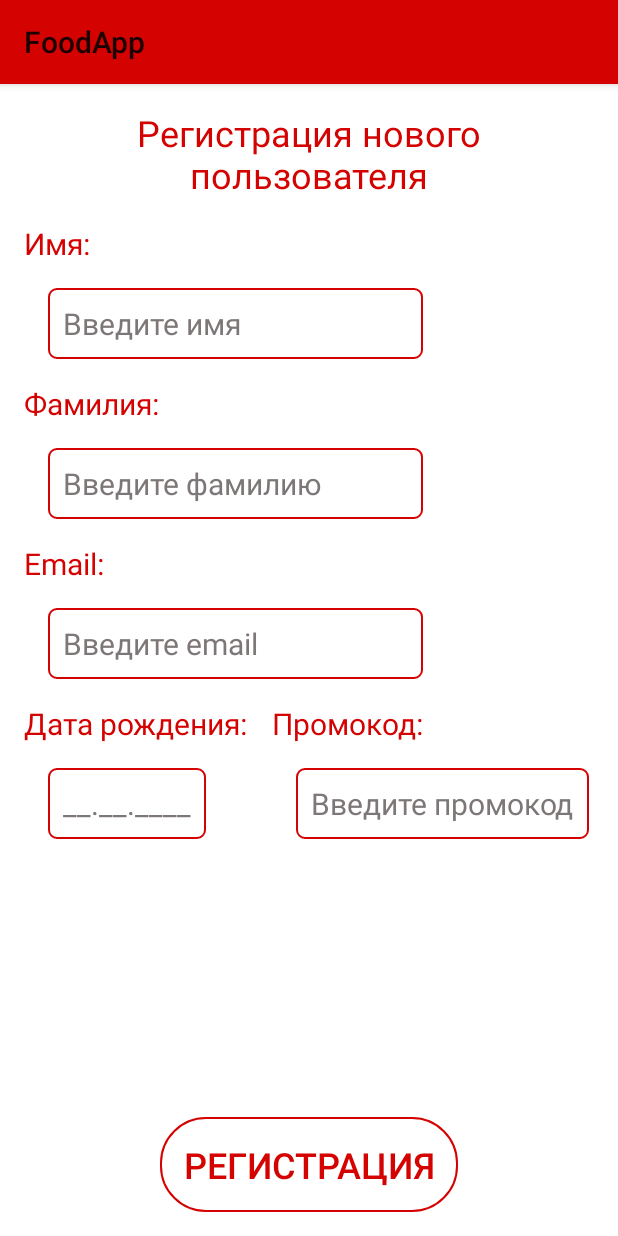
After one commit to DmitryWake/FoodApp, an Android app: the fragment RegisterFragment shown on its own in the app's theme, on a phone screen of 412 x 824 dp. The commit adds this screen. Run offline under Robolectric (Android 15) with nearby library versions, the phone set to English and light mode, and no system bars.

Commit message:
Создание фрагмента регистрации и переход на него, если пользователь не зарегистрирован

```diff
--- a/app/src/main/java/com/example/foodapp/database/databseFuns.kt
+++ b/app/src/main/java/com/example/foodapp/database/databseFuns.kt
@@ -1,10 +1,8 @@
 package com.example.foodapp.database
 
 import com.example.foodapp.models.UserModel
-import com.example.foodapp.utilities.AppValueEventListener
-import com.example.foodapp.utilities.restartActivity
-import com.example.foodapp.utilities.showToast
-import com.example.foodapp.utilities.updateVersion
+import com.example.foodapp.screens.auth.RegisterFragment
+import com.example.foodapp.utilities.*
 import com.google.firebase.auth.FirebaseAuth
 import com.google.firebase.database.FirebaseDatabase
 
@@ -24,8 +22,7 @@ fun signIn(phoneNumber: String) {
     REF_DATABASE_ROOT.child(NODE_USERS).child(uid)
         .addListenerForSingleValueEvent(AppValueEventListener {
             if (it.hasChild(CHILD_FULLNAME)) {
-                showToast("Перейти на окно регистрации")
-                restartActivity()
+                replaceFragment(RegisterFragment())
             } else {
                 REF_DATABASE_ROOT.child(NODE_USERS).child(uid).updateChildren(dataMap)
                     .addOnSuccessListener {
--- a/app/src/main/java/com/example/foodapp/screens/auth/EnterCodeFragment.kt
+++ b/app/src/main/java/com/example/foodapp/screens/auth/EnterCodeFragment.kt
@@ -48,10 +48,11 @@ class EnterCodeFragment(private val phoneNumber: String, private val id: String)
     }
 
     private fun enterCode() {
-        showToast(code)
         val credential = PhoneAuthProvider.getCredential(id, code)
         AUTH.signInWithCredential(credential).addOnSuccessListener {
             signIn(phoneNumber)
+        }.addOnFailureListener {
+            showToast(it.message.toString())
         }
     }
 }
--- /dev/null
+++ b/app/src/main/java/com/example/foodapp/screens/auth/RegisterFragment.kt
@@ -0,0 +1,14 @@
+package com.example.foodapp.screens.auth
+
+import com.example.foodapp.R
+import com.example.foodapp.screens.base.BaseFragment
+
+
+class RegisterFragment : BaseFragment(R.layout.fragment_register) {
+
+
+
+    override fun onStart() {
+        super.onStart()
+    }
+}
--- /dev/null
+++ b/app/src/main/res/drawable/edit_text_style.xml
@@ -0,0 +1,8 @@
+<?xml version="1.0" encoding="utf-8"?>
+<shape xmlns:android="http://schemas.android.com/apk/res/android"
+    android:thickness="0dp"
+    android:shape="rectangle">
+    <stroke android:width="1dp"
+        android:color="@color/colorPrimary"/>
+    <corners android:radius="5dp" />
+</shape>
--- /dev/null
+++ b/app/src/main/res/drawable/register_button_style.xml
@@ -0,0 +1,6 @@
+<?xml version="1.0" encoding="utf-8"?>
+<shape xmlns:android="http://schemas.android.com/apk/res/android">
+    <corners android:radius="30dp" />
+    <stroke android:width="1dp"
+        android:color="@color/colorPrimary"/>
+</shape>
--- a/app/src/main/res/layout/fragment_enter_code.xml
+++ b/app/src/main/res/layout/fragment_enter_code.xml
@@ -26,6 +26,7 @@
         app:layout_constraintEnd_toEndOf="parent"
         app:layout_constraintStart_toStartOf="parent"
         app:layout_constraintTop_toBottomOf="@id/send_code_text"
+        app:layout_constraintBottom_toTopOf="@id/enter_code_text"
         android:layout_margin="@dimen/app_margin"/>
 
     <TextView
@@ -127,7 +128,8 @@
         app:layout_constraintEnd_toEndOf="parent"
         app:layout_constraintStart_toStartOf="parent"
         app:layout_constraintTop_toBottomOf="@id/enter_code_layout"
-        app:layout_constraintBottom_toBottomOf="parent"/>
+        app:layout_constraintBottom_toBottomOf="parent"
+        android:layout_margin="@dimen/app_margin"/>
 
 
 </androidx.constraintlayout.widget.ConstraintLayout>
--- a/app/src/main/res/layout/fragment_enter_phone.xml
+++ b/app/src/main/res/layout/fragment_enter_phone.xml
@@ -30,6 +30,7 @@
         app:layout_constraintEnd_toEndOf="parent"
         app:layout_constraintBottom_toBottomOf="parent"
         app:layout_constraintTop_toBottomOf="@id/enter_phone_edit_text"
+        android:layout_marginTop="@dimen/app_margin"
         />
 
     <com.google.android.material.floatingactionbutton.FloatingActionButton
--- /dev/null
+++ b/app/src/main/res/layout/fragment_register.xml
@@ -0,0 +1,144 @@
+<?xml version="1.0" encoding="utf-8"?>
+<androidx.constraintlayout.widget.ConstraintLayout xmlns:android="http://schemas.android.com/apk/res/android"
+    xmlns:app="http://schemas.android.com/apk/res-auto"
+    xmlns:tools="http://schemas.android.com/tools"
+    android:layout_width="match_parent"
+    android:layout_height="match_parent"
+    tools:context=".screens.auth.RegisterFragment">
+
+    <TextView
+        android:id="@+id/register_text"
+        style="@style/largeText"
+        android:layout_width="wrap_content"
+        android:layout_height="wrap_content"
+        android:layout_margin="@dimen/app_margin"
+        android:gravity="center"
+        android:text="Регистрация нового
+        пользователя"
+        app:layout_constraintEnd_toEndOf="parent"
+        app:layout_constraintStart_toStartOf="parent"
+        app:layout_constraintTop_toTopOf="parent" />
+
+    <TextView
+        android:id="@+id/register_text_first_name"
+        android:layout_width="wrap_content"
+        android:layout_height="wrap_content"
+        android:layout_margin="@dimen/app_margin"
+        android:text="Имя:"
+        android:textColor="@color/colorPrimary"
+        android:textSize="@dimen/normalText"
+        app:layout_constraintStart_toStartOf="parent"
+        app:layout_constraintTop_toBottomOf="@id/register_text" />
+
+
+    <EditText
+        android:id="@+id/register_edit_text_first_name"
+        style="@style/editText"
+        android:layout_width="250dp"
+        android:layout_height="wrap_content"
+        android:hint="Введите имя"
+        android:inputType="textPersonName"
+        app:layout_constraintStart_toStartOf="@id/register_text_first_name"
+        app:layout_constraintTop_toBottomOf="@id/register_text_first_name" />
+
+    <TextView
+        android:id="@+id/register_text_last_name"
+        android:layout_width="wrap_content"
+        android:layout_height="wrap_content"
+        android:layout_margin="@dimen/app_margin"
+        android:text="Фамилия:"
+        android:textColor="@color/colorPrimary"
+        android:textSize="@dimen/normalText"
+        app:layout_constraintStart_toStartOf="parent"
+        app:layout_constraintTop_toBottomOf="@id/register_edit_text_first_name" />
+
+
+    <EditText
+        android:id="@+id/register_edit_text_last_name"
+        style="@style/editText"
+        android:layout_width="250dp"
+        android:layout_height="wrap_content"
+        android:hint="Введите фамилию"
+        android:inputType="textPersonName"
+        app:layout_constraintStart_toStartOf="@id/register_text_last_name"
+        app:layout_constraintTop_toBottomOf="@id/register_text_last_name" />
+
+    <TextView
+        android:id="@+id/register_text_email"
+        android:layout_width="wrap_content"
+        android:layout_height="wrap_content"
+        android:layout_margin="@dimen/app_margin"
+        android:text="Email:"
+        android:textColor="@color/colorPrimary"
+        android:textSize="@dimen/normalText"
+        app:layout_constraintTop_toBottomOf="@id/register_edit_text_last_name"
+        app:layout_constraintStart_toStartOf="parent" />
+
+
+    <EditText
+        android:id="@+id/register_edit_text_email"
+        style="@style/editText"
+        android:layout_width="250dp"
+        android:layout_height="wrap_content"
+        android:hint="Введите email"
+        android:inputType="textEmailAddress"
+        app:layout_constraintStart_toStartOf="@id/register_text_email"
+        app:layout_constraintTop_toBottomOf="@id/register_text_email" />
+
+    <TextView
+    android:id="@+id/register_text_date"
+    android:layout_width="wrap_content"
+    android:layout_height="wrap_content"
+    android:layout_margin="@dimen/app_margin"
+    android:text="Дата рождения:"
+    android:textColor="@color/colorPrimary"
+    android:textSize="@dimen/normalText"
+    app:layout_constraintStart_toStartOf="parent"
+    app:layout_constraintTop_toBottomOf="@id/register_edit_text_email" />
+
+
+    <EditText
+        android:id="@+id/register_edit_text_date"
+        style="@style/editText"
+        android:layout_width="wrap_content"
+        android:layout_height="wrap_content"
+        android:hint="__.__.____"
+        android:inputType="date"
+        app:layout_constraintStart_toStartOf="@id/register_text_date"
+        app:layout_constraintTop_toBottomOf="@id/register_text_date" />
+
+    <TextView
+        android:id="@+id/register_text_promo"
+        android:layout_width="wrap_content"
+        android:layout_height="wrap_content"
+        android:layout_margin="@dimen/app_margin"
+        android:text="Промокод:"
+        android:textColor="@color/colorPrimary"
+        android:textSize="@dimen/normalText"
+        app:layout_constraintStart_toEndOf="@id/register_text_date"
+        app:layout_constraintTop_toBottomOf="@id/register_edit_text_email" />
+
+
+    <EditText
+        android:id="@+id/register_edit_text_promo"
+        style="@style/editText"
+        android:layout_width="wrap_content"
+        android:layout_height="wrap_content"
+        android:hint="Введите промокод"
+        android:inputType="text"
+        app:layout_constraintStart_toStartOf="@id/register_text_promo"
+        app:layout_constraintTop_toBottomOf="@id/register_text_promo" />
+
+    <Button
+        android:layout_width="wrap_content"
+        android:layout_height="wrap_content"
+        app:layout_constraintStart_toStartOf="parent"
+        app:layout_constraintEnd_toEndOf="parent"
+        app:layout_constraintBottom_toBottomOf="parent"
+        android:layout_margin="@dimen/app_margin"
+        android:text="Регистрация"
+        android:textColor="@color/colorPrimary"
+        android:textSize="@dimen/largeText"
+        android:background="@drawable/register_button_style"
+        android:padding="15dp"/>
+</androidx.constraintlayout.widget.ConstraintLayout>
--- a/app/src/main/res/values/styles.xml
+++ b/app/src/main/res/values/styles.xml
@@ -25,6 +25,7 @@
         <item name="android:inputType">phone</item>
         <item name="android:textSize">@dimen/normalText</item>
         <item name="android:padding">10dp</item>
+        <item name="android:background">@drawable/edit_text_style</item>
     </style>
 
     <style name="floatingButton">
```
